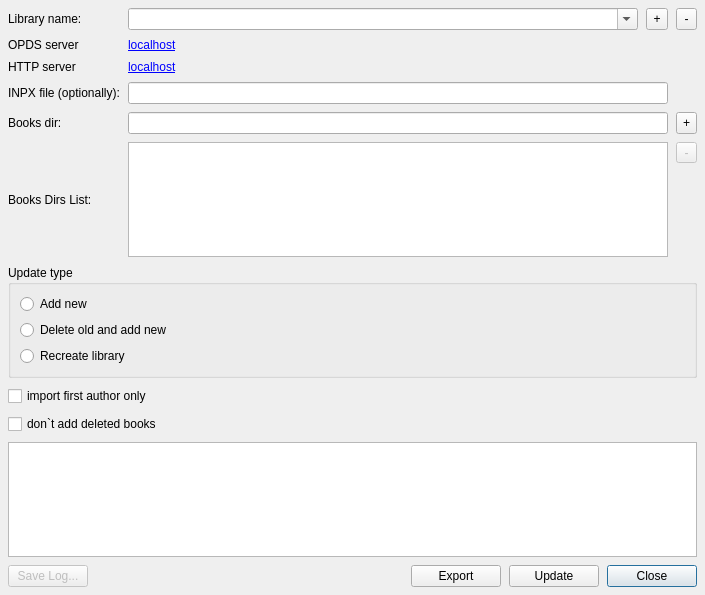
First picture: the form in freeLib/src/addlibrary.ui, repository vpoluyaktov/freeLib, before the edit.
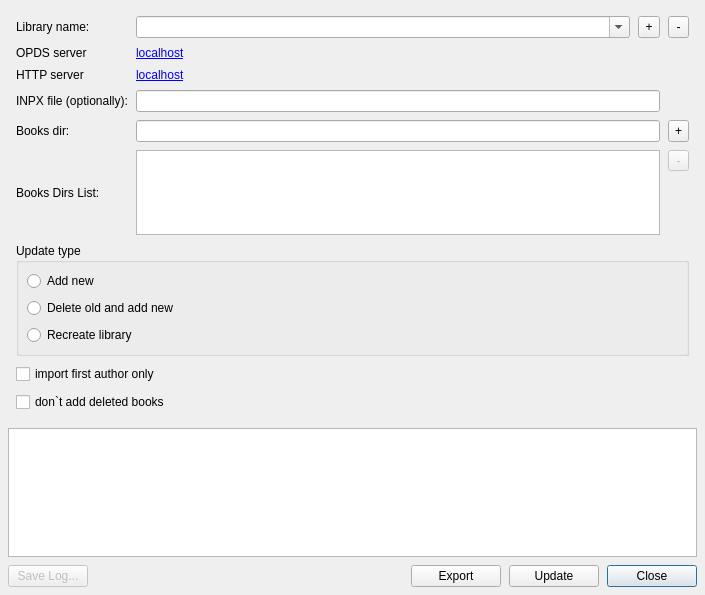
Second picture: the form after the edit. Icons and pictures are not drawn.

Commit message: Improved (addLibrary): Сделано размещение основных контролов на отдельный виджет, который скрывается во время работы кнопки 'Update', чтобы Log был растянут на весь диалог, и показывается после завершения работы обновления библиотеки.

Patch:
```diff
--- a/freeLib/src/addlibrary.ui
+++ b/freeLib/src/addlibrary.ui
@@ -19,6 +19,24 @@
   <property name="modal">
    <bool>true</bool>
   </property>
+  <layout class="QVBoxLayout" name="verticalLayout_3">
+   <property name="spacing">
+    <number>8</number>
+   </property>
+   <property name="leftMargin">
+    <number>8</number>
+   </property>
+   <property name="topMargin">
+    <number>8</number>
+   </property>
+   <property name="rightMargin">
+    <number>8</number>
+   </property>
+   <property name="bottomMargin">
+    <number>8</number>
+   </property>
+   <item>
+    <widget class="QWidget" name="widgetBaseControlls" native="true">
   <layout class="QVBoxLayout" name="verticalLayout">
    <property name="spacing">
     <number>8</number>
@@ -119,7 +137,20 @@
       <widget class="QLineEdit" name="lineEditInpxFile"/>
      </item>
      <item row="5" column="1">
-      <widget class="QListWidget" name="listWidgetBooksDirs"/>
+         <widget class="QListWidget" name="listWidgetBooksDirs">
+          <property name="sizePolicy">
+           <sizepolicy hsizetype="Expanding" vsizetype="Fixed">
+            <horstretch>0</horstretch>
+            <verstretch>0</verstretch>
+           </sizepolicy>
+          </property>
+          <property name="maximumSize">
+           <size>
+            <width>16777215</width>
+            <height>85</height>
+           </size>
+          </property>
+         </widget>
      </item>
      <item row="2" column="0">
       <widget class="QLabel" name="label_6">
@@ -230,6 +261,21 @@
       <string>Update type</string>
      </property>
      <layout class="QVBoxLayout" name="verticalLayout_2">
+         <property name="spacing">
+          <number>7</number>
+         </property>
+         <property name="leftMargin">
+          <number>8</number>
+         </property>
+         <property name="topMargin">
+          <number>8</number>
+         </property>
+         <property name="rightMargin">
+          <number>8</number>
+         </property>
+         <property name="bottomMargin">
+          <number>8</number>
+         </property>
       <item>
        <widget class="QRadioButton" name="rbtnAddNewBook">
         <property name="text">
@@ -274,6 +320,9 @@
      </property>
     </widget>
    </item>
+     </layout>
+    </widget>
+   </item>
    <item>
     <widget class="QListWidget" name="Log">
      <property name="focusPolicy">
```
Left out of the diff: 2 changed lines with no effect on the pictures. Lines whose indentation alone changed are shown as unchanged. The commit also changes 1 other file.
